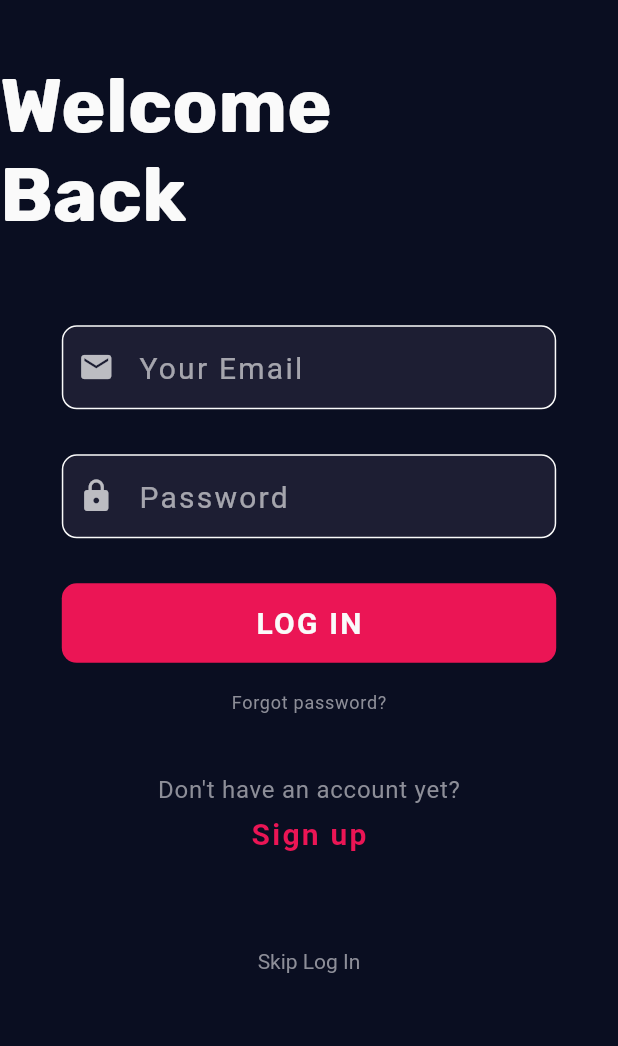
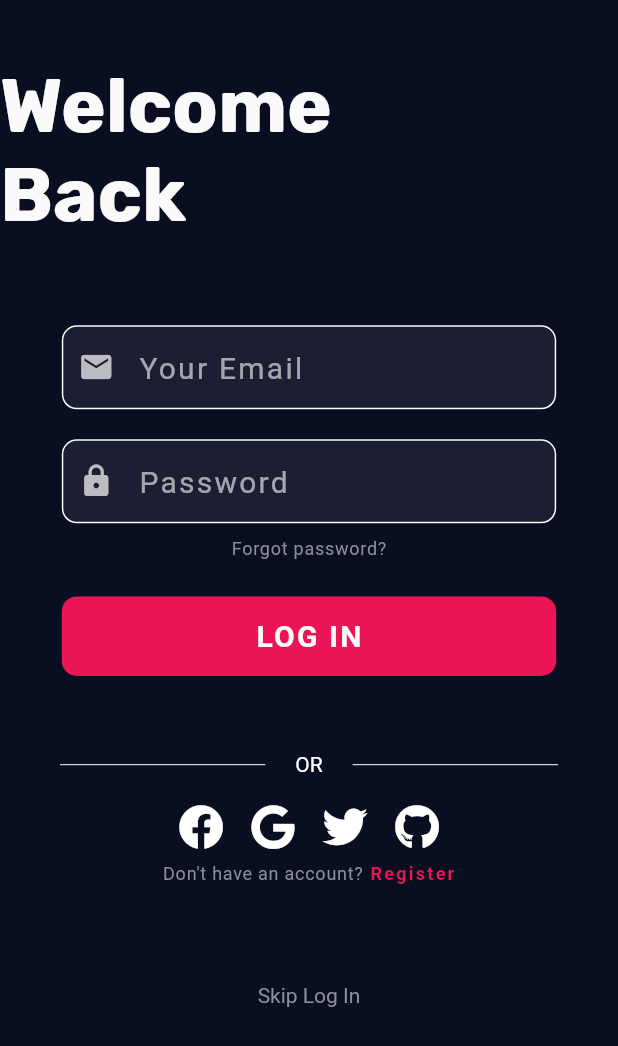
Before and after one commit to warkeljr/bmi-calculator-app, a Flutter app: the LoginPage screen opened directly, on a phone screen of 412 x 824 dp. Shown: the top 1046 px of the screen. Run offline on Flutter 3.47's test engine with Material 2 defaults, Android fonts, the light colour scheme and no system bars; our stand-ins replace animated_text_kit, cloud_firestore, firebase_auth, flutter_spinkit, font_awesome_flutter, introduction_screen and 1 more; accounts and stored records are empty.

Commit message:
Adding alternative login methods to the login screen

```diff
--- a/lib/screens/login_page.dart
+++ b/lib/screens/login_page.dart
@@ -1,28 +1,23 @@
 import 'package:bmi_calculator_app/screens/history_page.dart';
 import 'package:bmi_calculator_app/screens/input_page.dart';
 import 'package:bmi_calculator_app/screens/register_page.dart';
+import 'package:cloud_firestore/cloud_firestore.dart';
 import 'package:flutter/material.dart';
 
 import 'package:bmi_calculator_app/components/loading/loading_spinner.dart';
 import 'package:rflutter_alert/rflutter_alert.dart';
-
+import 'package:font_awesome_flutter/font_awesome_flutter.dart';
 
 import '../constants/constants.dart';
 import '../models/size_config.dart';
 import '../services/auth.dart';
 
-
-
 class LoginPage extends StatefulWidget {
-
   @override
   _LoginPageState createState() => _LoginPageState();
 }
 
 class _LoginPageState extends State<LoginPage> {
-
-
-
   final AuthBase _auth = AuthService();
 
   String email;
@@ -33,21 +28,23 @@ class _LoginPageState extends State<LoginPage> {
   //bool _hasInputError = false;
 
   var alertStyle = AlertStyle(
-    titleStyle: TextStyle(color: kWhiteColor, fontSize: 30, fontWeight: FontWeight.bold),
+    titleStyle: TextStyle(
+        color: kWhiteColor, fontSize: 30, fontWeight: FontWeight.bold),
     descStyle: TextStyle(color: kLightGreyColor, fontSize: 20),
     backgroundColor: kActiveCardColor,
     overlayColor: Colors.black87,
     animationType: AnimationType.grow,
   );
 
-
-
   @override
   Widget build(BuildContext context) {
     SizeConfig().init(context);
-    return loading ? Loading() : Scaffold(
+    return loading
+        ? Loading()
+        : Scaffold(
             body: GestureDetector(
-              onTap: () {FocusScope.of(context).requestFocus(new FocusNode());
+              onTap: () {
+                FocusScope.of(context).requestFocus(new FocusNode());
               },
               child: SafeArea(
                 child: SingleChildScrollView(
@@ -114,7 +111,7 @@ class _LoginPageState extends State<LoginPage> {
                               ),
                             ),
                             SizedBox(
-                              height: 30,
+                              height: 20,
                             ),
                             Container(
                               decoration: BoxDecoration(
@@ -156,7 +153,23 @@ class _LoginPageState extends State<LoginPage> {
                               ),
                             ),
                             SizedBox(
-                              height: 30,
+                              height: 10,
+                            ),
+                            GestureDetector(
+                              onTap: () {
+                                // DO SOMETHING
+                              },
+                              child: const Text(
+                                'Forgot password?',
+                                style: TextStyle(
+                                  color: kLightGreyColor,
+                                  fontSize: kFontSizeXXS,
+                                  letterSpacing: 0.5,
+                                ),
+                              ),
+                            ),
+                            SizedBox(
+                              height: SizeConfig.blockSizeVertical * 3,
                             ),
                             Container(
                               width: SizeConfig.blockSizeHorizontal * 80,
@@ -180,7 +193,9 @@ class _LoginPageState extends State<LoginPage> {
                                     setState(() {
                                       loading = true;
                                     });
-                                    final user = await _auth.signInWithEmailAndPassword(email, password);
+                                    final user =
+                                        await _auth.signInWithEmailAndPassword(
+                                            email, password);
                                     if (user != null) {
                                       Navigator.pushReplacement(
                                           context,
@@ -208,7 +223,11 @@ class _LoginPageState extends State<LoginPage> {
                                                 fontSize: 20),
                                           ),
                                           onPressed: () {
-                                          Navigator.pushReplacement(context, MaterialPageRoute(builder: (context) => LoginPage()));
+                                            Navigator.pushReplacement(
+                                                context,
+                                                MaterialPageRoute(
+                                                    builder: (context) =>
+                                                        LoginPage()));
                                           },
                                           //radius: BorderRadius.circular(50.0),
                                           color: kPinkColor,
@@ -223,51 +242,88 @@ class _LoginPageState extends State<LoginPage> {
                               ),
                             ),
                             SizedBox(
-                              height: 20,
+                              height: SizeConfig.blockSizeVertical * 5,
                             ),
-                            GestureDetector(
-                              onTap: () {
-                                // DO SOMETHING
-                              },
-                              child: const Text(
-                                'Forgot password?',
+                            Row(children: <Widget>[
+                              Expanded(
+                                child: new Container(
+                                    margin: const EdgeInsets.only(
+                                        left: 40.0, right: 20.0),
+                                    child: Divider(
+                                      color: Colors.white,
+                                      height: 36,
+                                    )),
+                              ),
+                              Text("OR"),
+                              Expanded(
+                                child: new Container(
+                                    margin: const EdgeInsets.only(
+                                        left: 20.0, right: 40.0),
+                                    child: Divider(
+                                      color: Colors.white,
+                                      height: 36,
+                                    )),
+                              ),
+                            ]),
+                            Row(
+                              mainAxisAlignment: MainAxisAlignment.center,
+                              children: [
+                                IconButton(
+                                  icon: Icon(FontAwesomeIcons.facebook),
+                                  onPressed: () {},
+                                  iconSize: 30,
+                                ),
+                                IconButton(
+                                  icon: Icon(FontAwesomeIcons.google),
+                                  onPressed: () {},
+                                  iconSize: 30,
+                                ),
+                                IconButton(
+                                  icon: Icon(FontAwesomeIcons.twitter),
+                                  onPressed: () {},
+                                  iconSize: 30,
+                                ),
+                                IconButton(
+                                  icon: Icon(FontAwesomeIcons.github),
+                                  onPressed: () {},
+                                  iconSize: 30,
+                                ),
+                              ],
+                            ),
+                            SizedBox(),
+                            Row(
+                              mainAxisAlignment: MainAxisAlignment.center,
+                              children: [
+                                const Text(
+                                  'Don\'t have an account?',
                                   style: TextStyle(
                                     color: kLightGreyColor,
                                     fontSize: kFontSizeXXS,
                                     letterSpacing: 0.5,
                                   ),
                                 ),
-                            ),
                                 SizedBox(
-                              height: SizeConfig.blockSizeVertical * 5,
-                            ),
-                            const Text(
-                              'Don\'t have an account yet?',
-                              style: TextStyle(
-                                color: kLightGreyColor,
-                                fontSize: kFontSizeXS,
-                                letterSpacing: 0.5,
-                              ),
-                            ),
-                            SizedBox(
-                              height: SizeConfig.blockSizeVertical * 1,
+                                  width: SizeConfig.blockSizeHorizontal * 1,
                                 ),
                                 GestureDetector(
                                   onTap: () {
                                     Navigator.pushReplacement(
                                         context,
                                         MaterialPageRoute(
-                                        builder: (context) => RegisterPage()));
+                                            builder: (context) =>
+                                                RegisterPage()));
                                   },
                                   child: const Text(
-                                'Sign up',
+                                    'Register',
                                     style: TextStyle(
                                       color: kPinkColor,
                                       fontWeight: FontWeight.bold,
-                                  fontSize: kFontSizeM,
+                                      fontSize: kFontSizeXXS,
                                       letterSpacing: 1.5,
                                     ),
                                   ),
+                                ),
+                              ],
                             ),
                             SizedBox(
                               height: SizeConfig.blockSizeVertical * 8,
@@ -286,7 +342,9 @@ class _LoginPageState extends State<LoginPage> {
                                 ),
                               ),
                             ),
-                            SizedBox(height: 8,),
+                            SizedBox(
+                              height: 8,
+                            ),
                           ],
                         ),
                       ),
--- a/lib/screens/results_page.dart
+++ b/lib/screens/results_page.dart
@@ -1,6 +1,6 @@
 import 'package:bmi_calculator_app/screens/history_page.dart';
 import 'package:bmi_calculator_app/screens/bmi_weight_status.dart';
-import 'package:bmi_calculator_app/screens/register_page.dart';
+import 'package:bmi_calculator_app/screens/login_page.dart';
 import 'package:flutter/material.dart';
 import 'package:font_awesome_flutter/font_awesome_flutter.dart';
 import 'package:bmi_calculator_app/constants/constants.dart';
@@ -135,7 +135,7 @@ class ResultsPage extends StatelessWidget {
                                 Navigator.push(
                                     context,
                                     MaterialPageRoute(
-                                        builder: (context) => RegisterPage()));
+                                        builder: (context) => LoginPage()));
                               }
                             } catch (e) {
                               print(e);
```
Also changed, not shown: 1 other file. Lines whose indentation alone changed are shown as unchanged.
